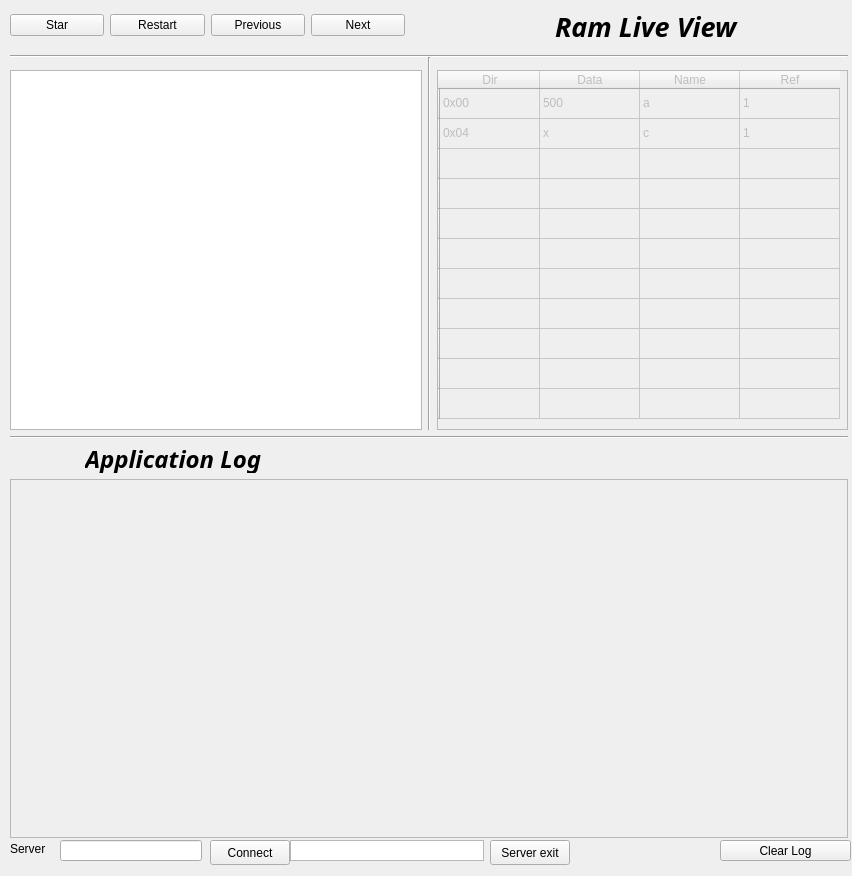
The window that Client/widget.ui (JosueSantamariaR/ITCR.DatosII.ProyectoI) describes before a commit, drawn with Qt 5.
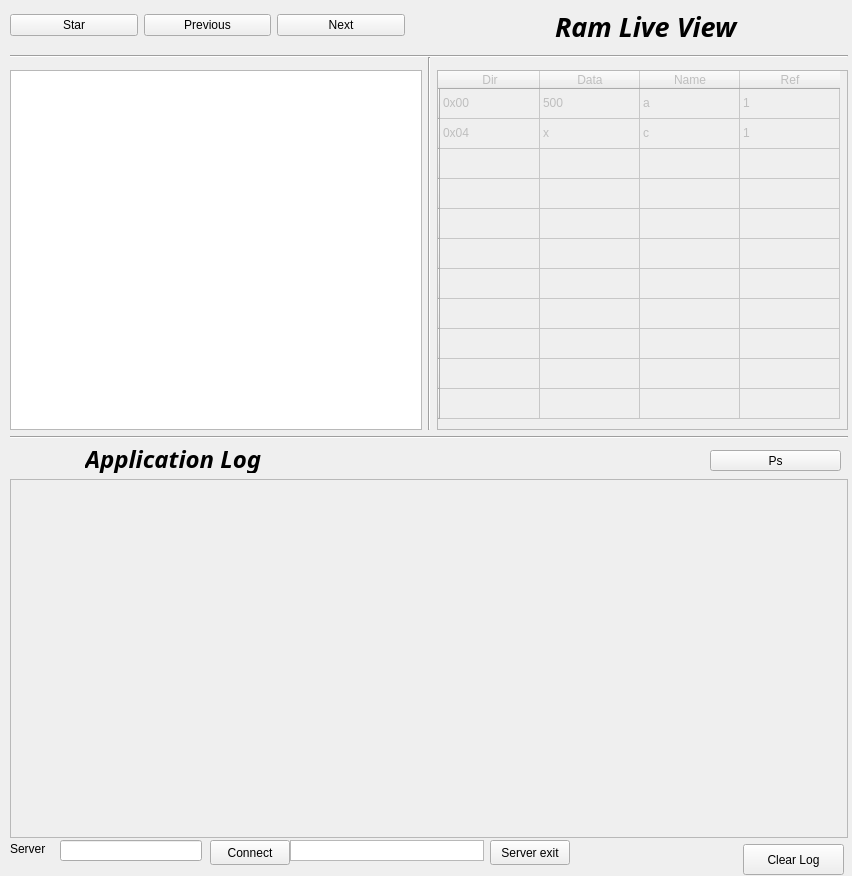
The same window after the commit.

The edit to the form file:
```diff
--- a/Client/widget.ui
+++ b/Client/widget.ui
@@ -296,14 +296,14 @@
   <widget class="QPushButton" name="clearLogButton">
    <property name="geometry">
     <rect>
-     <x>720</x>
-     <y>840</y>
+     <x>710</x>
+     <y>450</y>
      <width>131</width>
      <height>21</height>
     </rect>
    </property>
    <property name="text">
-    <string>Clear Log</string>
+    <string>Ps</string>
    </property>
   </widget>
   <widget class="QLabel" name="server">
@@ -386,13 +386,6 @@
       </property>
      </widget>
     </item>
-    <item>
-     <widget class="QPushButton" name="pushButton_19">
-      <property name="text">
-       <string>Restart</string>
-      </property>
-     </widget>
-    </item>
     <item>
      <widget class="QPushButton" name="pushButton_16">
       <property name="baseSize">
@@ -448,6 +441,19 @@
     </rect>
    </property>
   </widget>
+  <widget class="QPushButton" name="pushButton_19">
+   <property name="geometry">
+    <rect>
+     <x>743</x>
+     <y>844</y>
+     <width>101</width>
+     <height>31</height>
+    </rect>
+   </property>
+   <property name="text">
+    <string>Clear Log</string>
+   </property>
+  </widget>
  </widget>
  <resources/>
  <connections/>
```
